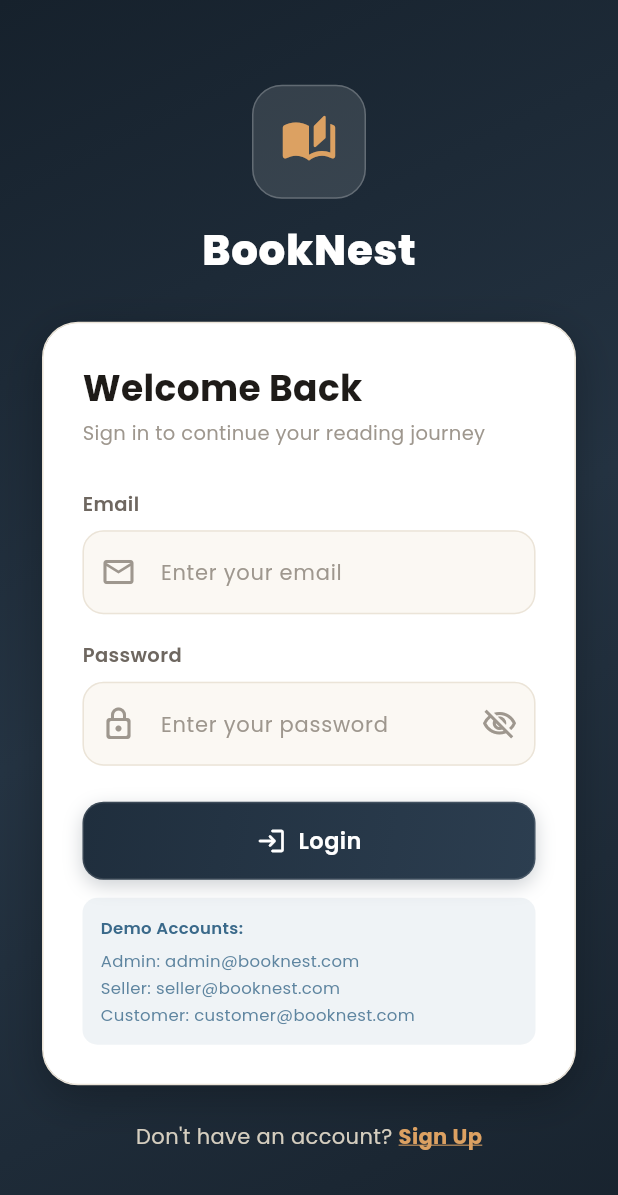
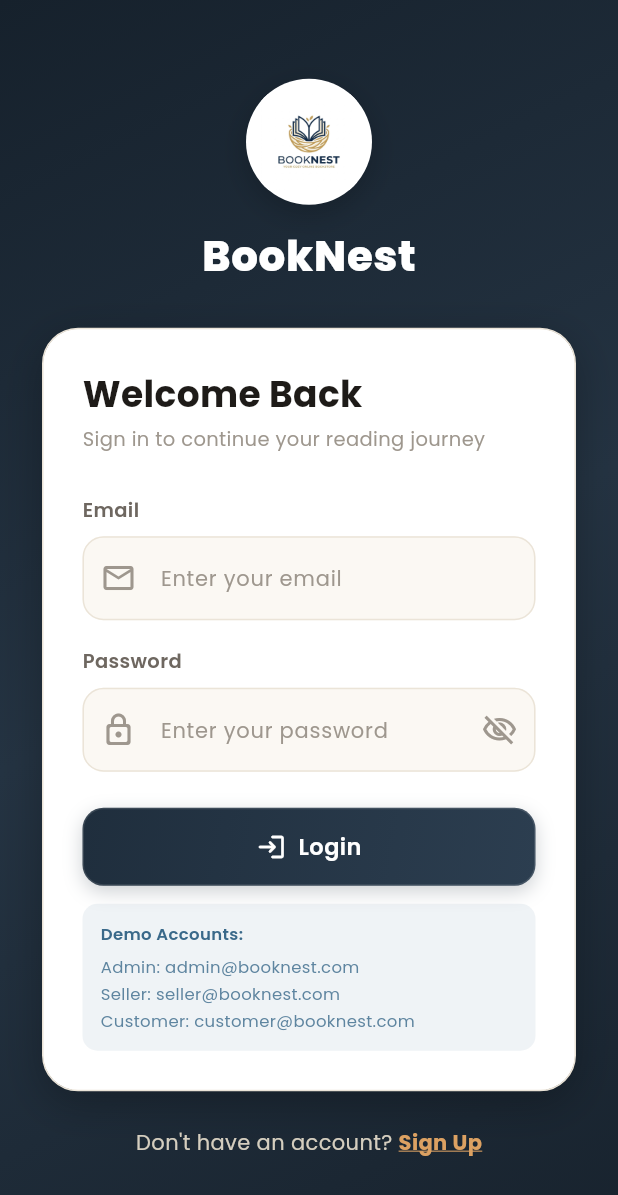
Before and after one commit to sarimsajjad38/book_store, a Flutter app: the screen it shows after launch, on a phone screen of 412 x 824 dp. Shown: the top 1195 px of the screen. Run offline on Flutter 3.47's test engine with Material 3 defaults, Android fonts, the phone set to English and light mode, and no system bars; our stand-ins replace badges, cached_network_image, google_fonts, shared_preferences; accounts and stored records are empty.

Commit message:
fix(ci): resolve flutter analyze lints, add app launcher icons, and harden CI pipeline

```diff
--- a/lib/screens/auth/login_screen.dart
+++ b/lib/screens/auth/login_screen.dart
@@ -100,19 +100,27 @@ class _LoginScreenState extends State<LoginScreen>
                     children: [
                       // Logo
                       Container(
-                        width: 76,
-                        height: 76,
+                        width: 84,
+                        height: 84,
                         decoration: BoxDecoration(
-                          color: Colors.white.withValues(alpha: 0.12),
-                          borderRadius: BorderRadius.circular(20),
-                          border: Border.all(
-                            color: Colors.white.withValues(alpha: 0.22),
+                          color: Colors.white,
+                          shape: BoxShape.circle,
+                          boxShadow: [
+                            BoxShadow(
+                              color: Colors.black.withValues(alpha: 0.2),
+                              blurRadius: 16,
+                              offset: const Offset(0, 6),
+                            ),
+                          ],
+                        ),
+                        child: ClipOval(
+                          child: Padding(
+                            padding: const EdgeInsets.all(10),
+                            child: Image.asset(
+                              'assets/images/logo.png',
+                              fit: BoxFit.contain,
+                            ),
                           ),
-                        ),
-                        child: const Icon(
-                          Icons.auto_stories_rounded,
-                          color: AppColors.accentLight,
-                          size: 38,
                         ),
                       ),
                       const SizedBox(height: 14),
--- a/lib/screens/customer/profile_screen.dart
+++ b/lib/screens/customer/profile_screen.dart
@@ -287,7 +287,7 @@ class ProfileScreen extends StatelessWidget {
                         Switch(
                           value: themeProvider.isDarkMode,
                           onChanged: (val) => themeProvider.toggleTheme(val),
-                          activeColor: AppColors.accent,
+                          activeThumbColor: AppColors.accent,
                         ),
                       ],
                     ),
--- a/lib/screens/seller/add_book_screen.dart
+++ b/lib/screens/seller/add_book_screen.dart
@@ -52,6 +52,7 @@ class _AddBookScreenState extends State<AddBookScreen> {
       rating: 4.0,
     );
     await provider.addBook(book, token);
+    if (!mounted) return;
     ScaffoldMessenger.of(context).showSnackBar(const SnackBar(content: Text('Book added successfully!')));
     Navigator.pop(context);
   }
--- a/lib/screens/seller/edit_book_screen.dart
+++ b/lib/screens/seller/edit_book_screen.dart
@@ -49,6 +49,7 @@ class _EditBookScreenState extends State<EditBookScreen> {
     );
     final token = context.read<AuthProvider>().user?.token;
     await provider.updateBook(updated, token);
+    if (!mounted) return;
     ScaffoldMessenger.of(context).showSnackBar(const SnackBar(content: Text('Book updated!')));
     Navigator.pop(context);
   }
--- a/pubspec.yaml
+++ b/pubspec.yaml
@@ -37,10 +37,10 @@ flutter_launcher_icons:
   android: true
   ios: true
   image_path: "assets/images/logo.png"
-  adaptive_icon_background: "#1B2CC1"
+  adaptive_icon_background: "#FFFFFF"
   adaptive_icon_foreground: "assets/images/logo.png"
   web:
     generate: true
     image_path: "assets/images/logo.png"
-    background_color: "#1B2CC1"
-    theme_color: "#1B2CC1"
+    background_color: "#FFFFFF"
+    theme_color: "#1F2E3D"
```
Also changed, not shown: analysis_options.yaml (+7 -24 lines), lib/screens/auth/signup_screen.dart (+23 -4 lines), lib/screens/auth/splash_screen.dart (+19 -12 lines), assets/images/logo.png, 34 other files.
